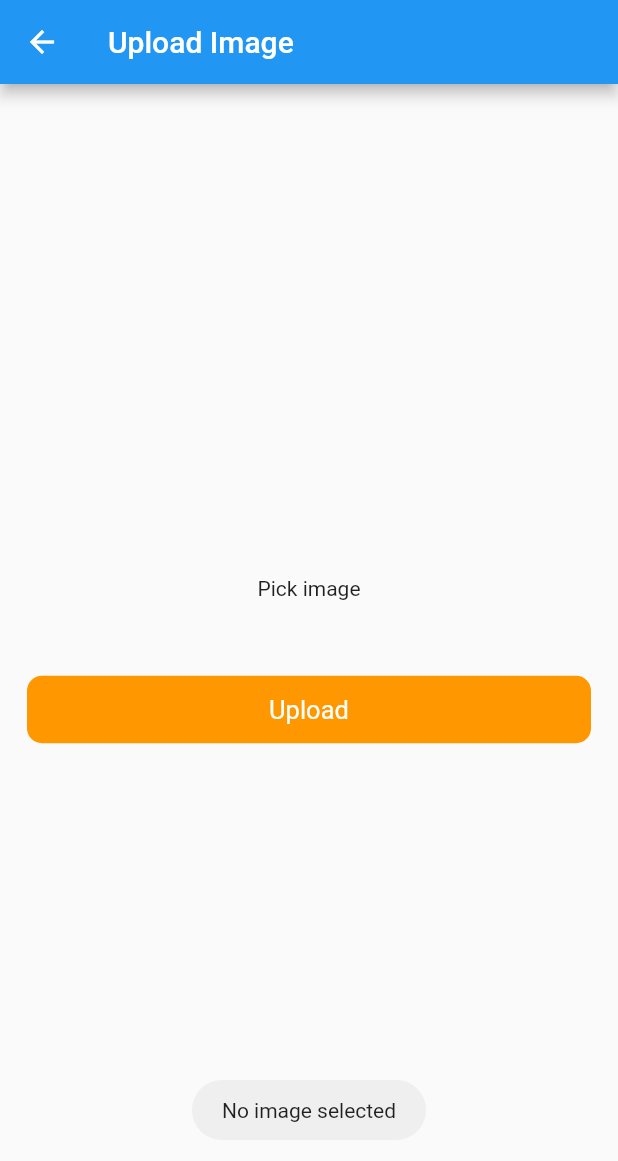
After one commit to Sohag-84/Flutter-Api-Handling, a Flutter app: the UploadImageScreen screen opened directly, after a tap on "Pick image", on a phone screen of 412 x 824 dp. The commit adds this screen. Shown: the top 1161 px of the screen. Run offline on Flutter 3.47's test engine with Material 2 defaults, Android fonts, the phone set to English and light mode, and no system bars; drawn by our look-alikes of modal_progress_hud_nsn; our stand-ins replace fluttertoast, image_picker.

Commit message:
upload image api

```diff
--- a/api/lib/views/home_screen.dart
+++ b/api/lib/views/home_screen.dart
@@ -9,6 +9,7 @@ import 'package:api/views/example_three.dart';
 import 'package:api/views/example_two.dart';
 import 'package:api/views/login_screen.dart';
 import 'package:api/views/signup.dart';
+import 'package:api/views/upload_image_screen.dart';
 import 'package:flutter/material.dart';
 
 class HomeScreen extends StatelessWidget {
@@ -71,6 +72,11 @@ class HomeScreen extends StatelessWidget {
                   navigator(context: context, screen: SigninScreen()),
               child: Text("Sign in Screen"),
             ),
+            TextButton(
+              onPressed: () =>
+                  navigator(context: context, screen: UploadImageScreen()),
+              child: Text("Upload image Screen"),
+            ),
           ],
         ),
       ),
--- /dev/null
+++ b/api/lib/views/upload_image_screen.dart
@@ -0,0 +1,114 @@
+// ignore_for_file: prefer_const_constructors
+
+import 'dart:io';
+
+import 'package:flutter/material.dart';
+import 'package:fluttertoast/fluttertoast.dart';
+import 'package:http/http.dart' as http;
+import 'package:image_picker/image_picker.dart';
+import 'package:modal_progress_hud_nsn/modal_progress_hud_nsn.dart';
+
+class UploadImageScreen extends StatefulWidget {
+  const UploadImageScreen({Key? key}) : super(key: key);
+
+  @override
+  State<UploadImageScreen> createState() => _UploadImageScreenState();
+}
+
+class _UploadImageScreenState extends State<UploadImageScreen> {
+  File? image;
+  final picker = ImagePicker();
+  bool showSpinner = false;
+
+  Future getImage() async {
+    final pickedFile = await picker.pickImage(source: ImageSource.gallery);
+    if (pickedFile != null) {
+      image = File(pickedFile.path);
+      setState(() {});
+    } else {
+      Fluttertoast.showToast(msg: "No image selected");
+    }
+  }
+
+  Future<void> uploadImage() async {
+    setState(() {
+      showSpinner = true;
+    });
+
+    var stream = http.ByteStream(image!.openRead());
+    stream.cast();
+    var length = await image!.length();
+
+    var uri = Uri.parse("https://fakestoreapi.com/products");
+    var request = http.MultipartRequest("POST", uri);
+
+    request.fields['title'] = "Static title";
+    var multipar = http.MultipartFile("image", stream, length);
+    var response = await request.send();
+
+    if (response.statusCode == 200) {
+      Fluttertoast.showToast(msg: "Image uploaded");
+      setState(() {
+        showSpinner = false;
+      });
+    } else {
+      Fluttertoast.showToast(msg: "Failed");
+      setState(() {
+        showSpinner = false;
+      });
+    }
+  }
+
+  @override
+  Widget build(BuildContext context) {
+    return ModalProgressHUD(
+      inAsyncCall: showSpinner,
+      child: Scaffold(
+        appBar: AppBar(title: Text("Upload Image")),
+        body: Padding(
+          padding: const EdgeInsets.all(18.0),
+          child: Column(
+            mainAxisAlignment: MainAxisAlignment.center,
+            crossAxisAlignment: CrossAxisAlignment.center,
+            children: [
+              InkWell(
+                onTap: () => getImage(),
+                child: Container(
+                  child: image == null
+                      ? Center(
+                          child: Text("Pick image"),
+                        )
+                      : Center(
+                        child: Image.file(
+                          File(image!.path).absolute,
+                          height: 100,
+                          width: 100,
+                          fit: BoxFit.fill,
+                        ),
+                      ),
+                ),
+              ),
+              SizedBox(height: 50),
+              InkWell(
+                onTap: () => uploadImage(),
+                child: Container(
+                  height: 45,
+                  decoration: BoxDecoration(
+                    color: Colors.orange,
+                    borderRadius: BorderRadius.circular(10),
+                  ),
+                  child: Center(
+                    child: Text(
+                      "Upload",
+                      style: TextStyle(color: Colors.white, fontSize: 17),
+                    ),
+                  ),
+                ),
+              ),
+            ],
+          ),
+        ),
+      ),
+    );
+  }
+}
--- a/api/pubspec.yaml
+++ b/api/pubspec.yaml
@@ -34,6 +34,8 @@ dependencies:
   cupertino_icons: ^1.0.2
   http: ^0.13.5
   fluttertoast: ^8.1.2
+  modal_progress_hud_nsn: ^0.3.0
+  image_picker: ^0.8.6
 
 dev_dependencies:
   flutter_test:
```
Also changed, not shown: api/pubspec.lock, 6 other files.
